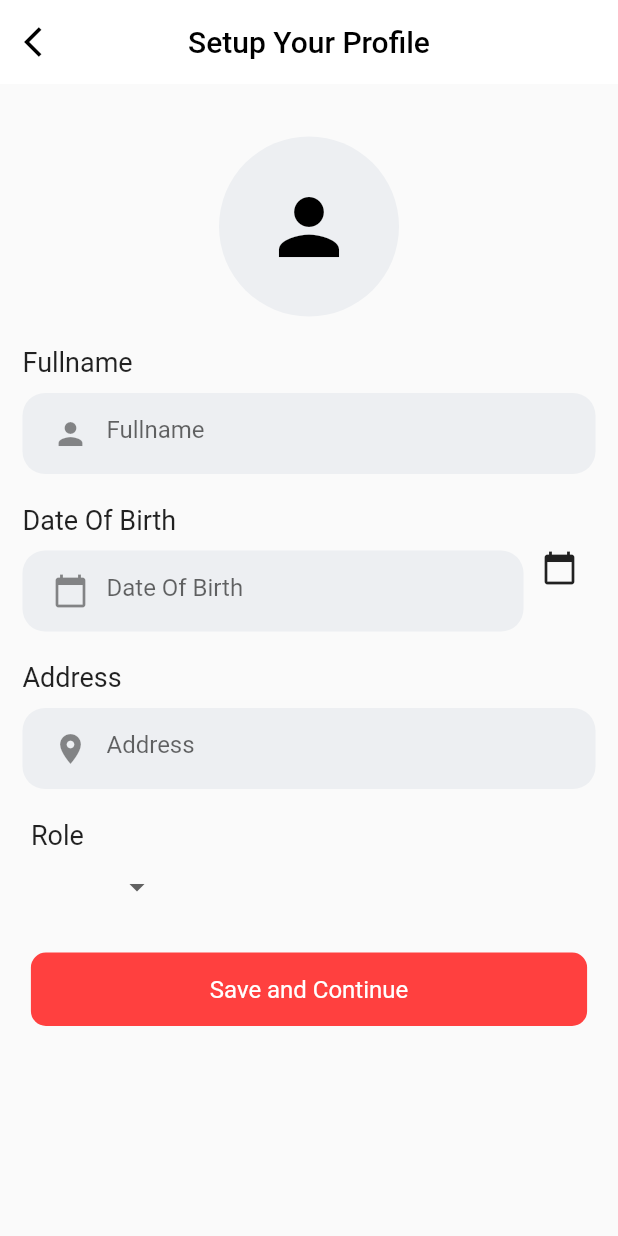
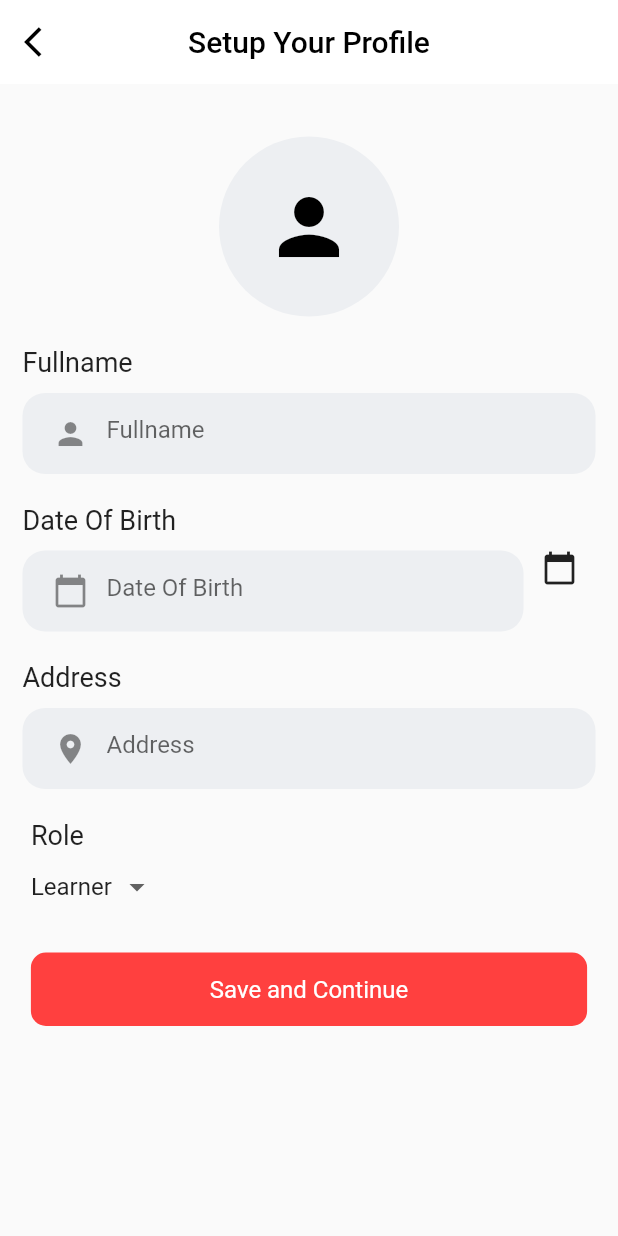
Before and after one commit to blackhat7911/learnium, a Flutter app: the ProfileSetUpScreen screen opened directly, on a phone screen of 412 x 824 dp. Run offline on Flutter 3.47's test engine with Material 2 defaults, Android fonts, the phone set to English and light mode, and no system bars; our stand-ins replace chewie, fl_chart, flutter_datetime_picker, flutter_rating_bar, flutter_snake_navigationbar, image_picker and 1 more; missing offline and left inert: flutter_verification_code; network calls fail.

Commit message:
some missings fixed

```diff
--- a/lib/screens/payment_setup_screen.dart
+++ b/lib/screens/payment_setup_screen.dart
@@ -113,16 +113,18 @@ class _PaymentSetupScreenState extends State<PaymentSetupScreen> {
               radius: 10,
               width: size.width * 0.9,
               onTap: () {
-                if (userType == "Student") {
+                if (userType == "Learner") {
                   Navigator.push(
                       context,
                       MaterialPageRoute(
-                          builder: (context) => SutdentHomeScreen(userType: "learner")));
+                          builder: (context) =>
+                              SutdentHomeScreen(userType: "learner")));
                 } else if (userType == "Lecturer") {
                   Navigator.push(
                       context,
                       MaterialPageRoute(
-                          builder: (context) => LecturerHomeScreen(userType: "lecturer")));
+                          builder: (context) =>
+                              LecturerHomeScreen(userType: "lecturer")));
                 }
               },
             ),
--- a/lib/screens/profile_setup.dart
+++ b/lib/screens/profile_setup.dart
@@ -25,7 +25,7 @@ class _ProfileSetUpScreenState extends State<ProfileSetUpScreen> {
   final addressController = new TextEditingController();
   final dateController = new TextEditingController();
   final occupationController = new TextEditingController();
-  String dropDownValue = "Student";
+  String dropDownValue = "Learner";
 
   // Future pickPhoto(ImageSource source) async {
   //   final _pickImage = await _imagePicker.pickImage(source: source);
```
